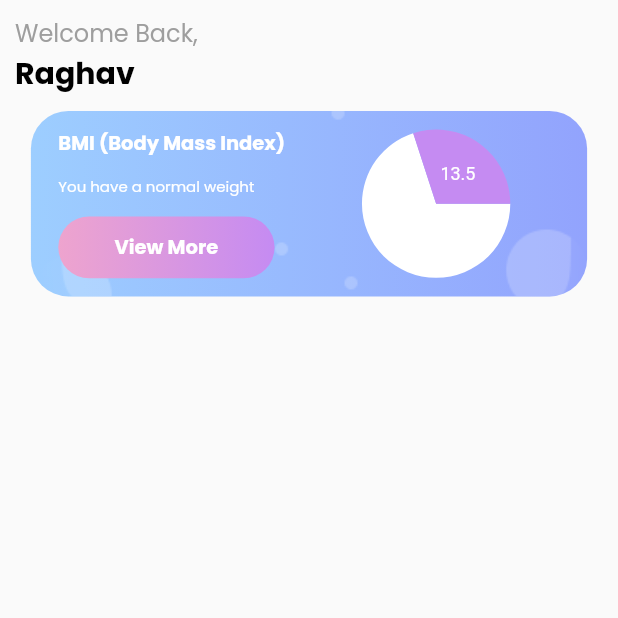
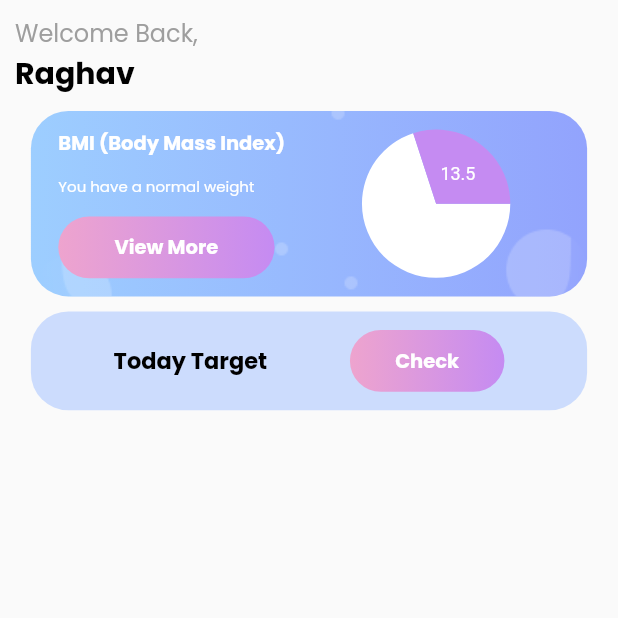
Before and after one commit to raghavguptaeng/fit_me2.0, a Flutter app: the Home screen opened directly, on a phone screen of 412 x 824 dp, the top half of it. Run offline on Flutter 3.47's test engine with Material 2 defaults, Android fonts, the light colour scheme and no system bars; our stand-ins replace carousel_slider, font_awesome_flutter, google_fonts, syncfusion_flutter_charts.

Commit message:
Todays Target Button Added

```diff
--- a/lib/Home/home.dart
+++ b/lib/Home/home.dart
@@ -21,11 +21,46 @@ class _HomeState extends State<Home> {
             children: [
               TopGreeting(width),
               BmiCard(width, height),
+              Today_Target_card(width, height)
             ],
           ),
         ),
       ),
     );
+  }
+
+  Container Today_Target_card(double width, double height) {
+    return Container(
+              width: width*0.9,
+              height: height*0.08,
+              decoration: BoxDecoration(
+                  color: Color(0xFFCCDCFD),
+                  borderRadius: BorderRadius.circular(25)
+              ),
+              child: Row(
+                mainAxisAlignment: MainAxisAlignment.spaceEvenly,
+                children: [
+                  Text("Today Target",style: kBigTextHeading.copyWith(fontSize: 15),),
+                  GestureDetector(
+                    onTap: () {
+                      //todo:add Target Button Here
+                    },
+                    child: Container(
+                        height: height * 0.05,
+                        width: width * 0.25,
+                        decoration: kRoundedBigButton.copyWith(
+                            gradient: kPurple_linear
+                        ),
+                        child: Center(
+                          child: Text(
+                            "Check",
+                            style: kBigTextHeading.copyWith(color: Colors.white,fontSize: 13),
+                          ),
+                        )),
+                  ),
+                ],
+              ),
+            );
   }
 
   Padding TopGreeting(width) {
@@ -83,7 +118,7 @@ class _HomeState extends State<Home> {
               ),
               GestureDetector(
                 onTap: () {
-                  //todo:send user name and user id to home screen
+                  //todo:add bmi details
                 },
                 child: Container(
                     height: height * 0.05,
--- a/lib/main.dart
+++ b/lib/main.dart
@@ -19,7 +19,8 @@ class init extends StatelessWidget {
   @override
   Widget build(BuildContext context) {
     return MaterialApp(
-      initialRoute: welcome.id,
+      // initialRoute: welcome.id,
+      initialRoute: Login.id,
       routes: {
         welcome.id:(context)=>welcome(),
         Splash1.id:(context)=>Splash1(),
```
